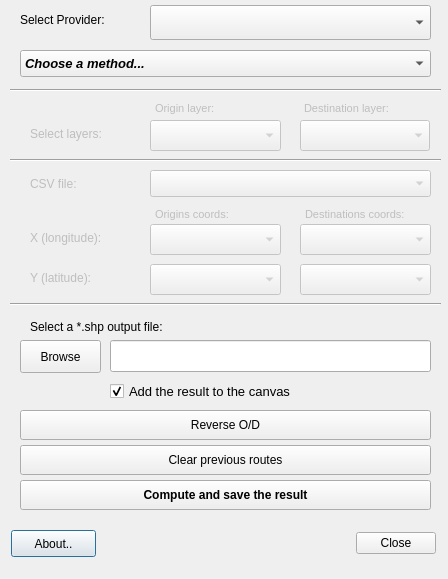
First picture: the form in ui/osrm_batch_route.ui, repository strues-maps/qgis_osrm, before the edit.
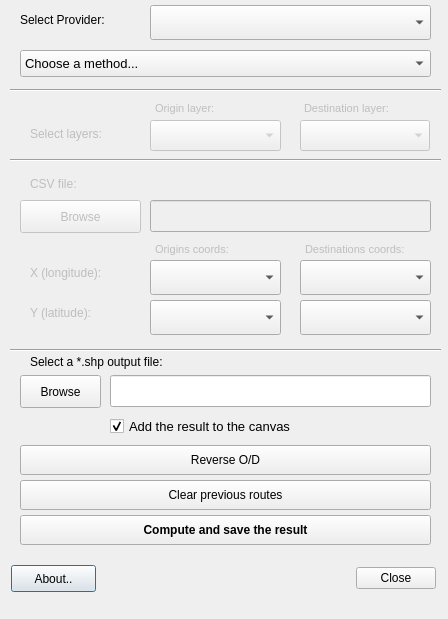
Second picture: the form after the edit. Custom widgets are drawn as their Qt base class.

Commit message: add batch route calculation from csv file

```diff
--- a/ui/osrm_batch_route.ui
+++ b/ui/osrm_batch_route.ui
@@ -7,7 +7,7 @@
     <x>0</x>
     <y>0</y>
     <width>448</width>
-    <height>579</height>
+    <height>619</height>
    </rect>
   </property>
   <property name="windowTitle">
@@ -17,7 +17,7 @@
    <property name="geometry">
     <rect>
      <x>11</x>
-     <y>530</y>
+     <y>565</y>
      <width>85</width>
      <height>27</height>
     </rect>
@@ -35,7 +35,7 @@
    <property name="geometry">
     <rect>
      <x>335</x>
-     <y>530</y>
+     <y>565</y>
      <width>101</width>
      <height>27</height>
     </rect>
@@ -52,58 +52,6 @@
     <set>QDialogButtonBox::Close</set>
    </property>
   </widget>
-  <widget class="QgsFieldComboBox" name="FieldOriginX">
-   <property name="enabled">
-    <bool>false</bool>
-   </property>
-   <property name="geometry">
-    <rect>
-     <x>150</x>
-     <y>224</y>
-     <width>131</width>
-     <height>31</height>
-    </rect>
-   </property>
-  </widget>
-  <widget class="QgsFieldComboBox" name="FieldOriginY">
-   <property name="enabled">
-    <bool>false</bool>
-   </property>
-   <property name="geometry">
-    <rect>
-     <x>150</x>
-     <y>264</y>
-     <width>131</width>
-     <height>31</height>
-    </rect>
-   </property>
-  </widget>
-  <widget class="QgsFieldComboBox" name="FieldDestinationX">
-   <property name="enabled">
-    <bool>false</bool>
-   </property>
-   <property name="geometry">
-    <rect>
-     <x>300</x>
-     <y>224</y>
-     <width>131</width>
-     <height>31</height>
-    </rect>
-   </property>
-  </widget>
-  <widget class="QgsFieldComboBox" name="FieldDestinationY">
-   <property name="enabled">
-    <bool>false</bool>
-   </property>
-   <property name="geometry">
-    <rect>
-     <x>300</x>
-     <y>264</y>
-     <width>131</width>
-     <height>31</height>
-    </rect>
-   </property>
-  </widget>
   <widget class="QLabel" name="label_7">
    <property name="enabled">
     <bool>false</bool>
@@ -111,7 +59,7 @@
    <property name="geometry">
     <rect>
      <x>305</x>
-     <y>204</y>
+     <y>239</y>
      <width>131</width>
      <height>20</height>
     </rect>
@@ -136,7 +84,7 @@
    <property name="geometry">
     <rect>
      <x>30</x>
-     <y>228</y>
+     <y>263</y>
      <width>81</width>
      <height>20</height>
     </rect>
@@ -161,7 +109,7 @@
    <property name="geometry">
     <rect>
      <x>10</x>
-     <y>294</y>
+     <y>340</y>
      <width>431</width>
      <height>20</height>
     </rect>
@@ -194,10 +142,11 @@
    </property>
    <property name="font">
     <font>
+     <family>Arial</family>
      <pointsize>10</pointsize>
-     <weight>75</weight>
-     <italic>true</italic>
-     <bold>true</bold>
+     <weight>50</weight>
+     <italic>false</italic>
+     <bold>false</bold>
     </font>
    </property>
    <item>
@@ -264,19 +213,6 @@
     <string>Select Provider:</string>
    </property>
   </widget>
-  <widget class="QgsMapLayerComboBox" name="ComboBoxCsv">
-   <property name="enabled">
-    <bool>false</bool>
-   </property>
-   <property name="geometry">
-    <rect>
-     <x>150</x>
-     <y>170</y>
-     <width>281</width>
-     <height>27</height>
-    </rect>
-   </property>
-  </widget>
   <widget class="QLabel" name="label_5">
    <property name="enabled">
     <bool>false</bool>
@@ -309,7 +245,7 @@
    <property name="geometry">
     <rect>
      <x>155</x>
-     <y>204</y>
+     <y>239</y>
      <width>131</width>
      <height>20</height>
     </rect>
@@ -334,7 +270,7 @@
    <property name="geometry">
     <rect>
      <x>30</x>
-     <y>270</y>
+     <y>305</y>
      <width>81</width>
      <height>16</height>
     </rect>
@@ -356,7 +292,7 @@
    <property name="geometry">
     <rect>
      <x>110</x>
-     <y>340</y>
+     <y>375</y>
      <width>321</width>
      <height>32</height>
     </rect>
@@ -369,7 +305,7 @@
    <property name="geometry">
     <rect>
      <x>30</x>
-     <y>310</y>
+     <y>345</y>
      <width>391</width>
      <height>33</height>
     </rect>
@@ -387,7 +323,7 @@
    <property name="geometry">
     <rect>
      <x>20</x>
-     <y>340</y>
+     <y>375</y>
      <width>81</width>
      <height>33</height>
     </rect>
@@ -500,7 +436,7 @@
    <property name="geometry">
     <rect>
      <x>110</x>
-     <y>380</y>
+     <y>415</y>
      <width>210</width>
      <height>23</height>
     </rect>
@@ -534,7 +470,7 @@
    <property name="geometry">
     <rect>
      <x>20</x>
-     <y>410</y>
+     <y>445</y>
      <width>411</width>
      <height>30</height>
     </rect>
@@ -560,7 +496,7 @@
    <property name="geometry">
     <rect>
      <x>20</x>
-     <y>480</y>
+     <y>515</y>
      <width>411</width>
      <height>30</height>
     </rect>
@@ -609,7 +545,7 @@
    <property name="geometry">
     <rect>
      <x>20</x>
-     <y>445</y>
+     <y>480</y>
      <width>411</width>
      <height>30</height>
     </rect>
@@ -631,13 +567,109 @@
     <bool>false</bool>
    </property>
   </widget>
+  <widget class="QPushButton" name="pushButtonCsv">
+   <property name="enabled">
+    <bool>false</bool>
+   </property>
+   <property name="geometry">
+    <rect>
+     <x>20</x>
+     <y>200</y>
+     <width>121</width>
+     <height>33</height>
+    </rect>
+   </property>
+   <property name="font">
+    <font>
+     <pointsize>9</pointsize>
+    </font>
+   </property>
+   <property name="text">
+    <string>Browse</string>
+   </property>
+  </widget>
+  <widget class="QLineEdit" name="lineEdit_csv">
+   <property name="enabled">
+    <bool>false</bool>
+   </property>
+   <property name="geometry">
+    <rect>
+     <x>150</x>
+     <y>200</y>
+     <width>281</width>
+     <height>32</height>
+    </rect>
+   </property>
+   <property name="text">
+    <string/>
+   </property>
+  </widget>
+  <widget class="QComboBox" name="FieldOriginX">
+   <property name="geometry">
+    <rect>
+     <x>150</x>
+     <y>260</y>
+     <width>131</width>
+     <height>35</height>
+    </rect>
+   </property>
+   <property name="font">
+    <font>
+     <family>Arial</family>
+     <pointsize>9</pointsize>
+    </font>
+   </property>
+  </widget>
+  <widget class="QComboBox" name="FieldOriginY">
+   <property name="geometry">
+    <rect>
+     <x>150</x>
+     <y>300</y>
+     <width>131</width>
+     <height>35</height>
+    </rect>
+   </property>
+   <property name="font">
+    <font>
+     <family>Arial</family>
+     <pointsize>9</pointsize>
+    </font>
+   </property>
+  </widget>
+  <widget class="QComboBox" name="FieldDestinationX">
+   <property name="geometry">
+    <rect>
+     <x>300</x>
+     <y>260</y>
+     <width>131</width>
+     <height>35</height>
+    </rect>
+   </property>
+   <property name="font">
+    <font>
+     <family>Arial</family>
+     <pointsize>9</pointsize>
+    </font>
+   </property>
+  </widget>
+  <widget class="QComboBox" name="FieldDestinationY">
+   <property name="geometry">
+    <rect>
+     <x>300</x>
+     <y>300</y>
+     <width>131</width>
+     <height>35</height>
+    </rect>
+   </property>
+   <property name="font">
+    <font>
+     <family>Arial</family>
+     <pointsize>9</pointsize>
+    </font>
+   </property>
+  </widget>
  </widget>
  <customwidgets>
-  <customwidget>
-   <class>QgsFieldComboBox</class>
-   <extends>QComboBox</extends>
-   <header>qgsfieldcombobox.h</header>
-  </customwidget>
   <customwidget>
    <class>QgsMapLayerComboBox</class>
    <extends>QComboBox</extends>
```
The commit also changes 4 other files.
